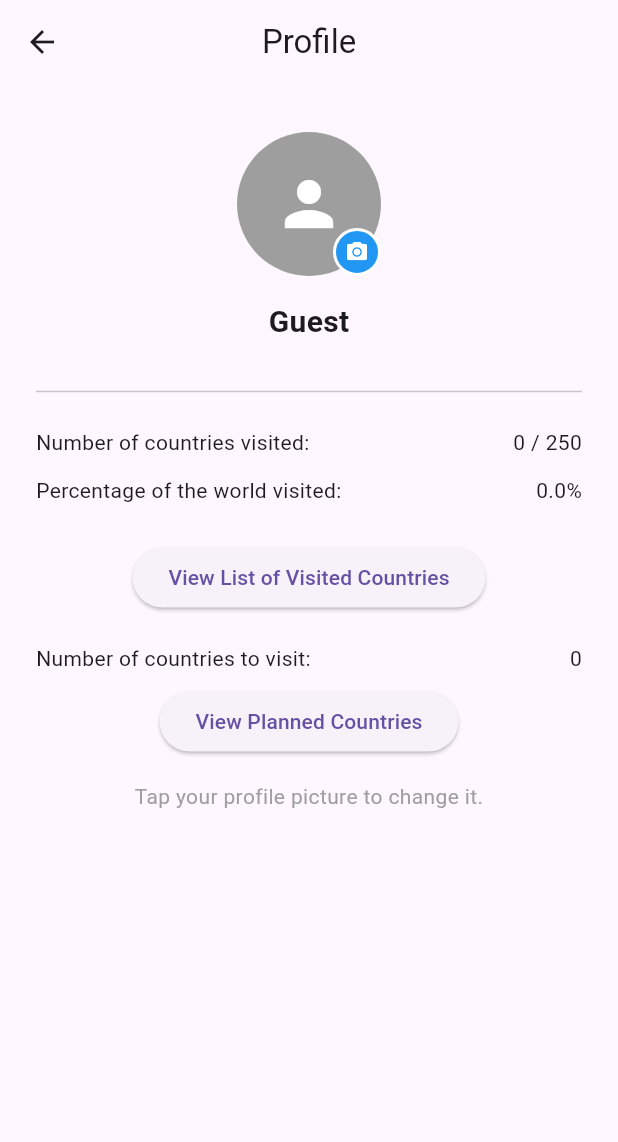
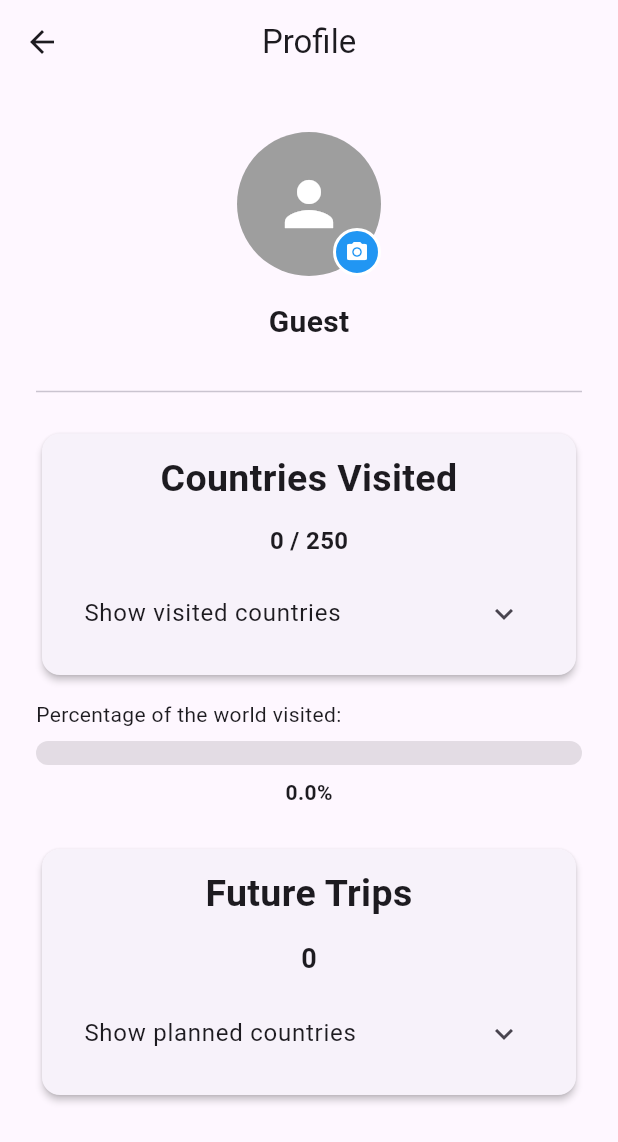
Before and after one commit to SchweizerDiem/WMap, a Flutter app: the ProfilePage screen opened directly, on a phone screen of 412 x 824 dp. Shown: the top 1142 px of the screen. Run offline on Flutter 3.47's test engine with Material 3 defaults, Android fonts, the phone set to English and light mode, and no system bars; our stand-ins replace flutter_svg, image_picker; missing offline and left inert: countries_world_map, country_flags; accounts and stored records are empty.

Commit message:
FEAT(profile visual update + bug fixes)

```diff
--- a/app/lib/country_names.dart
+++ b/app/lib/country_names.dart
@@ -53,4 +53,8 @@ const Map<String, String> countryNames = {
   'ZW': 'Zimbabwe',
 };
 
-String getCountryName(String code) => countryNames[code] ?? code;
+String getCountryName(String code) {
+  if (code.isEmpty) return code;
+  final key = code.toUpperCase();
+  return countryNames[key] ?? code;
+}
--- a/app/lib/pages/profile.dart
+++ b/app/lib/pages/profile.dart
@@ -5,6 +5,7 @@ import 'dart:io';
 import '../user.dart';
 import '../session_manager.dart';
 import '../profile_manager.dart';
+import '../country_names.dart';
 
 class ProfilePage extends StatefulWidget {
   final VoidCallback? onBackPressed;
@@ -54,7 +55,7 @@ class _ProfilePageState extends State<ProfilePage> {
               )
             : null,
       ),
-      body: Padding(
+      body: SingleChildScrollView(
         padding: const EdgeInsets.all(24.0),
         child: Column(
           crossAxisAlignment: CrossAxisAlignment.center,
@@ -159,64 +160,176 @@ class _ProfilePageState extends State<ProfilePage> {
                 final percent = (visitedCount / totalCountries * 100);
                 return Column(
                   children: [
+                    // Large summary card for countries visited
+                    Card(
+                      elevation: 2,
+                      shape: RoundedRectangleBorder(borderRadius: BorderRadius.circular(12)),
+                      child: Padding(
+                        padding: const EdgeInsets.all(12.0),
+                        child: Column(
+                          crossAxisAlignment: CrossAxisAlignment.start,
+                          children: [
+                            const Align(
+                              alignment: Alignment.center,
+                              child: Text(
+                                'Countries Visited',
+                                textAlign: TextAlign.center,
+                                style: TextStyle(fontSize: 25, fontWeight: FontWeight.bold),
+                              ),
+                            ),
+                            const SizedBox(height: 12),
+                            Center(
+                              child: Text(
+                                '$visitedCount / $totalCountries',
+                                style: const TextStyle(fontSize: 16, fontWeight: FontWeight.w700),
+                              ),
+                            ),
+                            const SizedBox(height: 8),
+                            // Dropdown / expansion to show visited country list
+                            ExpansionTile(
+                              title: const Text('Show visited countries'),
+                              children: [
+                                Builder(builder: (context) {
+                                  final codes = SessionManager().getVisitedCountriesForCurrentUser();
+                                  if (codes.isEmpty) {
+                                    return const Padding(
+                                      padding: EdgeInsets.all(12.0),
+                                      child: Text('No countries visited yet.'),
+                                    );
+                                  }
+                                  return Column(
+                                    children: codes.toList().map((code) {
+                                      final name = getCountryName(code);
+                                      return ListTile(
+                                        leading: SizedBox(
+                                          width: 40,
+                                          height: 24,
+                                          child: country_flags.CountryFlag.fromCountryCode(code),
+                                        ),
+                                        title: Text(name),
+                                        subtitle: Text(code.toUpperCase()),
+                                      );
+                                    }).toList(),
+                                  );
+                                }),
+                              ],
+                            ),
+                          ],
+                        ),
+                      ),
+                    ),
+                    const SizedBox(height: 12),
+                    // Label for the percentage (numeric percentage is shown inside the bar)
                     Row(
-                      mainAxisAlignment: MainAxisAlignment.spaceBetween,
-                      children: [
-                        const Text('Number of countries visited:'),
-                        Text('$visitedCount / $totalCountries'),
+                      children: const [
+                        Text('Percentage of the world visited:'),
                       ],
                     ),
-                    const SizedBox(height: 12),
-                    Row(
-                      mainAxisAlignment: MainAxisAlignment.spaceBetween,
-                      children: [
-                        const Text('Percentage of the world visited:'),
-                        Text('${percent.toStringAsFixed(1)}%'),
-                      ],
+                    const SizedBox(height: 8),
+                    // Animated visual progress bar corresponding to percent (0.0 - 1.0)
+                    TweenAnimationBuilder<double>(
+                      tween: Tween<double>(begin: 0.0, end: (percent / 100).clamp(0.0, 1.0)),
+                      duration: const Duration(milliseconds: 700),
+                      curve: Curves.easeOutCubic,
+                      builder: (context, animatedValue, child) {
+                        // Determine a readable text color depending on primary color luminance
+                        final primary = Theme.of(context).colorScheme.primary;
+                        final displayedPercent = (animatedValue * 100).clamp(0.0, 100.0);
+                        return Column(
+                          mainAxisSize: MainAxisSize.min,
+                          children: [
+                            ClipRRect(
+                              borderRadius: BorderRadius.circular(8),
+                              child: SizedBox(
+                                width: double.infinity,
+                                child: LinearProgressIndicator(
+                                  value: animatedValue,
+                                  minHeight: 16,
+                                  color: primary,
+                                  backgroundColor: Theme.of(context).colorScheme.onSurface.withOpacity(0.12),
+                                ),
+                              ),
+                            ),
+                            const SizedBox(height: 8),
+                            // Animated percentage label centered below the bar
+                            Text(
+                              '${displayedPercent.toStringAsFixed(1)}%',
+                              style: TextStyle(
+                                color: Theme.of(context).textTheme.bodyMedium?.color,
+                                fontWeight: FontWeight.w600,
+                              ),
+                            ),
+                          ],
+                        );
+                      },
                     ),
                   ],
                 );
               },
             ),
             const SizedBox(height: 24),
-            // Button to view visited countries
-            ElevatedButton(
-              onPressed: () {
-                _showVisitedCountriesDialog(context);
-              },
-              child: const Text('View List of Visited Countries'),
-            ),
-            const SizedBox(height: 12),
-            // Number of planned (future) countries and button to view them
+            // Large summary card for planned (to-visit) countries (same style as visited)
             ValueListenableBuilder<int>(
               valueListenable: SessionManager().plannedCountNotifier,
               builder: (context, plannedCount, child) {
-                return Column(
-                  children: [
-                    const SizedBox(height: 8),
-                    Row(
-                      mainAxisAlignment: MainAxisAlignment.spaceBetween,
+                return Card(
+                  elevation: 2,
+                  shape: RoundedRectangleBorder(borderRadius: BorderRadius.circular(12)),
+                  child: Padding(
+                    padding: const EdgeInsets.all(12.0),
+                    child: Column(
+                      crossAxisAlignment: CrossAxisAlignment.start,
                       children: [
-                        const Text('Number of countries to visit:'),
-                        Text('$plannedCount'),
+                        const Align(
+                          alignment: Alignment.center,
+                          child: Text(
+                            'Future Trips',
+                            textAlign: TextAlign.center,
+                            style: TextStyle(fontSize: 25, fontWeight: FontWeight.bold),
+                          ),
+                        ),
+                                const SizedBox(height: 12),
+                                // Center the planned count and show only the number
+                                Center(
+                                  child: Text(
+                                    '$plannedCount',
+                                    style: const TextStyle(fontSize: 18, fontWeight: FontWeight.w700),
+                                  ),
+                                ),
+                        const SizedBox(height: 8),
+                        ExpansionTile(
+                          title: const Text('Show planned countries'),
+                          children: [
+                            Builder(builder: (context) {
+                              final codes = SessionManager().getPlannedCountriesForCurrentUser();
+                              if (codes.isEmpty) {
+                                return const Padding(
+                                  padding: EdgeInsets.all(12.0),
+                                  child: Text('No planned (future) countries.'),
+                                );
+                              }
+                              return Column(
+                                children: codes.toList().map((code) {
+                                  final name = getCountryName(code);
+                                  return ListTile(
+                                    leading: SizedBox(
+                                      width: 40,
+                                      height: 24,
+                                      child: country_flags.CountryFlag.fromCountryCode(code),
+                                    ),
+                                    title: Text(name),
+                                    subtitle: Text(code.toUpperCase()),
+                                  );
+                                }).toList(),
+                              );
+                            }),
+                          ],
+                        ),
                       ],
                     ),
-                    const SizedBox(height: 8),
-                    ElevatedButton(
-                      onPressed: () {
-                        _showPlannedCountriesDialog(context);
-                      },
-                      child: const Text('View Planned Countries'),
-                    ),
-                  ],
+                  ),
                 );
               },
-            ),
-            const SizedBox(height: 16),
-            const Text(
-              'Tap your profile picture to change it.',
-              textAlign: TextAlign.center,
-              style: TextStyle(color: Colors.grey),
             ),
           ],
         ),
@@ -224,195 +337,7 @@ class _ProfilePageState extends State<ProfilePage> {
     );
   }
 
-  // Map of country codes to names (used for the visited list)
-  static const Map<String, String> countryNames = {
-    'AF': 'Afghanistan', 'AL': 'Albania', 'DZ': 'Algeria', 'AD': 'Andorra',
-    'AO': 'Angola', 'AG': 'Antigua and Barbuda', 'AR': 'Argentina', 'AM': 'Armenia',
-    'AU': 'Australia', 'AT': 'Austria', 'AZ': 'Azerbaijan', 'BS': 'Bahamas',
-    'BH': 'Bahrain', 'BD': 'Bangladesh', 'BB': 'Barbados', 'BY': 'Belarus',
-    'BE': 'Belgium', 'BZ': 'Belize', 'BJ': 'Benin', 'BT': 'Bhutan',
-    'BO': 'Bolivia', 'BA': 'Bosnia and Herzegovina', 'BW': 'Botswana', 'BR': 'Brazil',
-    'BN': 'Brunei', 'BG': 'Bulgaria', 'BF': 'Burkina Faso', 'BI': 'Burundi',
-    'KH': 'Cambodia', 'CM': 'Cameroon', 'CA': 'Canada', 'CV': 'Cape Verde',
-    'CF': 'Central African Republic', 'TD': 'Chad', 'CL': 'Chile', 'CN': 'China',
-    'CO': 'Colombia', 'KM': 'Comoros', 'CG': 'Congo', 'CR': 'Costa Rica',
-    'HR': 'Croatia', 'CU': 'Cuba', 'CY': 'Cyprus', 'CZ': 'Czech Republic',
-    'CD': 'Democratic Republic of the Congo', 'DK': 'Denmark', 'DJ': 'Djibouti',
-    'DM': 'Dominica', 'DO': 'Dominican Republic', 'EC': 'Ecuador', 'EG': 'Egypt',
-    'SV': 'El Salvador', 'GQ': 'Equatorial Guinea', 'ER': 'Eritrea', 'EE': 'Estonia',
-    'ET': 'Ethiopia', 'FJ': 'Fiji', 'FI': 'Finland', 'FR': 'France',
-    'GA': 'Gabon', 'GM': 'Gambia', 'GE': 'Georgia', 'DE': 'Germany',
-    'GH': 'Ghana', 'GR': 'Greece', 'GD': 'Grenada', 'GT': 'Guatemala',
-    'GN': 'Guinea', 'GW': 'Guinea-Bissau', 'GY': 'Guyana', 'HT': 'Haiti',
-    'HN': 'Honduras', 'HU': 'Hungary', 'IS': 'Iceland', 'IN': 'India',
-    'ID': 'Indonesia', 'IR': 'Iran', 'IQ': 'Iraq', 'IE': 'Ireland',
-    'IM': 'Isle of Man', 'IL': 'Israel', 'IT': 'Italy', 'CI': 'Ivory Coast',
-    'JM': 'Jamaica', 'JP': 'Japan', 'JO': 'Jordan', 'KZ': 'Kazakhstan',
-    'KE': 'Kenya', 'KI': 'Kiribati', 'KP': 'North Korea', 'KR': 'South Korea',
-    'KW': 'Kuwait', 'KG': 'Kyrgyzstan', 'LA': 'Laos', 'LV': 'Latvia',
-    'LB': 'Lebanon', 'LS': 'Lesotho', 'LR': 'Liberia', 'LY': 'Libya',
-    'LI': 'Liechtenstein', 'LT': 'Lithuania', 'LU': 'Luxembourg', 'MG': 'Madagascar',
-    'MW': 'Malawi', 'MY': 'Malaysia', 'MV': 'Maldives', 'ML': 'Mali',
-    'MT': 'Malta', 'MH': 'Marshall Islands', 'MR': 'Mauritania', 'MU': 'Mauritius',
-    'MX': 'Mexico', 'FM': 'Micronesia', 'MD': 'Moldova', 'MC': 'Monaco',
-    'MN': 'Mongolia', 'ME': 'Montenegro', 'MA': 'Morocco', 'MZ': 'Mozambique',
-    'MM': 'Myanmar', 'NA': 'Namibia', 'NR': 'Nauru', 'NP': 'Nepal',
-    'NL': 'Netherlands', 'NZ': 'New Zealand', 'NI': 'Nicaragua', 'NE': 'Niger',
-    'NG': 'Nigeria', 'NO': 'Norway', 'OM': 'Oman', 'PK': 'Pakistan',
-    'PW': 'Palau', 'PS': 'Palestine', 'PA': 'Panama', 'PG': 'Papua New Guinea',
-    'PY': 'Paraguay', 'PE': 'Peru', 'PH': 'Philippines', 'PL': 'Poland',
-    'PT': 'Portugal', 'QA': 'Qatar', 'RO': 'Romania', 'RU': 'Russia',
-    'RW': 'Rwanda', 'KN': 'Saint Kitts and Nevis', 'LC': 'Saint Lucia',
-    'VC': 'Saint Vincent and the Grenadines', 'WS': 'Samoa', 'SM': 'San Marino',
-    'ST': 'São Tomé and Príncipe', 'SA': 'Saudi Arabia', 'SN': 'Senegal',
-    'RS': 'Serbia', 'SC': 'Seychelles', 'SL': 'Sierra Leone', 'SG': 'Singapore',
-    'SK': 'Slovakia', 'SI': 'Slovenia', 'SB': 'Solomon Islands', 'SO': 'Somalia',
-    'ZA': 'South Africa', 'SS': 'South Sudan', 'ES': 'Spain', 'LK': 'Sri Lanka',
-    'SD': 'Sudan', 'SR': 'Suriname', 'SZ': 'Eswatini', 'SE': 'Sweden',
-    'CH': 'Switzerland', 'SY': 'Syria', 'TW': 'Taiwan', 'TJ': 'Tajikistan',
-    'TZ': 'Tanzania', 'TH': 'Thailand', 'TL': 'Timor-Leste', 'TG': 'Togo',
-    'TO': 'Tonga', 'TT': 'Trinidad and Tobago', 'TN': 'Tunisia', 'TR': 'Turkey',
-    'TM': 'Turkmenistan', 'TV': 'Tuvalu', 'UG': 'Uganda', 'UA': 'Ukraine',
-    'AE': 'United Arab Emirates', 'GB': 'United Kingdom', 'US': 'United States',
-    'UY': 'Uruguay', 'UZ': 'Uzbekistan', 'VU': 'Vanuatu', 'VA': 'Vatican City',
-    'VE': 'Venezuela', 'VN': 'Vietnam', 'YE': 'Yemen', 'ZM': 'Zambia',
-    'ZW': 'Zimbabwe',
-  };
+  // Use shared countryNames/getCountryName from ../country_names.dart
 
-  /// Get country name from code
-  static String getCountryName(String code) {
-    return countryNames[code] ?? code;
-  }
-
-  /// Show dialog with list of visited countries
-  void _showVisitedCountriesDialog(BuildContext context) {
-    final visitedCodes = SessionManager().getVisitedCountriesForCurrentUser();
-
-    // Sort alphabetically by country name
-    final sortedVisited = visitedCodes.toList()
-        ..sort((a, b) => getCountryName(a).compareTo(getCountryName(b)));
-
-    showDialog(
-      context: context,
-      builder: (BuildContext context) {
-        return Dialog(
-          shape: RoundedRectangleBorder(
-            borderRadius: BorderRadius.circular(16),
-          ),
-          child: Padding(
-            padding: const EdgeInsets.all(16.0),
-            child: Column(
-              mainAxisSize: MainAxisSize.min,
-              children: [
-                const Text(
-                  'Visited Countries',
-                  style: TextStyle(
-                    fontSize: 24,
-                    fontWeight: FontWeight.bold,
-                  ),
-                ),
-                const SizedBox(height: 16),
-                Flexible(
-                  child: sortedVisited.isEmpty
-                      ? const Padding(
-                          padding: EdgeInsets.all(16.0),
-                          child: Text('No countries visited yet.'),
-                        )
-                      : ListView.builder(
-                          shrinkWrap: true,
-                          itemCount: sortedVisited.length,
-                          itemBuilder: (context, index) {
-                            final code = sortedVisited[index];
-                            final name = getCountryName(code);
-                            return ListTile(
-                              leading: SizedBox(
-                                width: 40,
-                                height: 25,
-                                child: country_flags.CountryFlag.fromCountryCode(code),
-                              ),
-                              title: Text(name),
-                            );
-                          },
-                        ),
-                ),
-                const SizedBox(height: 16),
-                ElevatedButton(
-                  onPressed: () {
-                    Navigator.of(context).pop();
-                  },
-                  child: const Text('Close'),
-                ),
-              ],
-            ),
-          ),
-        );
-      },
-    );
-  }
-
-  /// Show dialog with list of planned (future trip) countries
-  void _showPlannedCountriesDialog(BuildContext context) {
-    final plannedCodes = SessionManager().getPlannedCountriesForCurrentUser();
-
-    // Sort alphabetically by country name
-    final sortedPlanned = plannedCodes.toList()
-      ..sort((a, b) => getCountryName(a).compareTo(getCountryName(b)));
-
-    showDialog(
-      context: context,
-      builder: (BuildContext context) {
-        return Dialog(
-          shape: RoundedRectangleBorder(
-            borderRadius: BorderRadius.circular(16),
-          ),
-          child: Padding(
-            padding: const EdgeInsets.all(16.0),
-            child: Column(
-              mainAxisSize: MainAxisSize.min,
-              children: [
-                const Text(
-                  'Planned Countries',
-                  style: TextStyle(
-                    fontSize: 24,
-                    fontWeight: FontWeight.bold,
-                  ),
-                ),
-                const SizedBox(height: 16),
-                Flexible(
-                  child: sortedPlanned.isEmpty
-                      ? const Padding(
-                          padding: EdgeInsets.all(16.0),
-                          child: Text('No planned (future) countries.'),
-                        )
-                      : ListView.builder(
-                          shrinkWrap: true,
-                          itemCount: sortedPlanned.length,
-                          itemBuilder: (context, index) {
-                            final code = sortedPlanned[index];
-                            final name = getCountryName(code);
-                            return ListTile(
-                              leading: SizedBox(
-                                width: 40,
-                                height: 25,
-                                child: country_flags.CountryFlag.fromCountryCode(code),
-                              ),
-                              title: Text(name),
-                            );
-                          },
-                        ),
-                ),
-                const SizedBox(height: 16),
-                ElevatedButton(
-                  onPressed: () {
-                    Navigator.of(context).pop();
-                  },
-                  child: const Text('Close'),
-                ),
-              ],
-            ),
-          ),
-        );
-      },
-    );
-  }
+  // Planned countries are shown inline in the card above via ExpansionTile.
 }
```
Also changed, not shown: app/lib/main.dart (+22 -68 lines), app/lib/session_manager.dart (+18 -13 lines).
